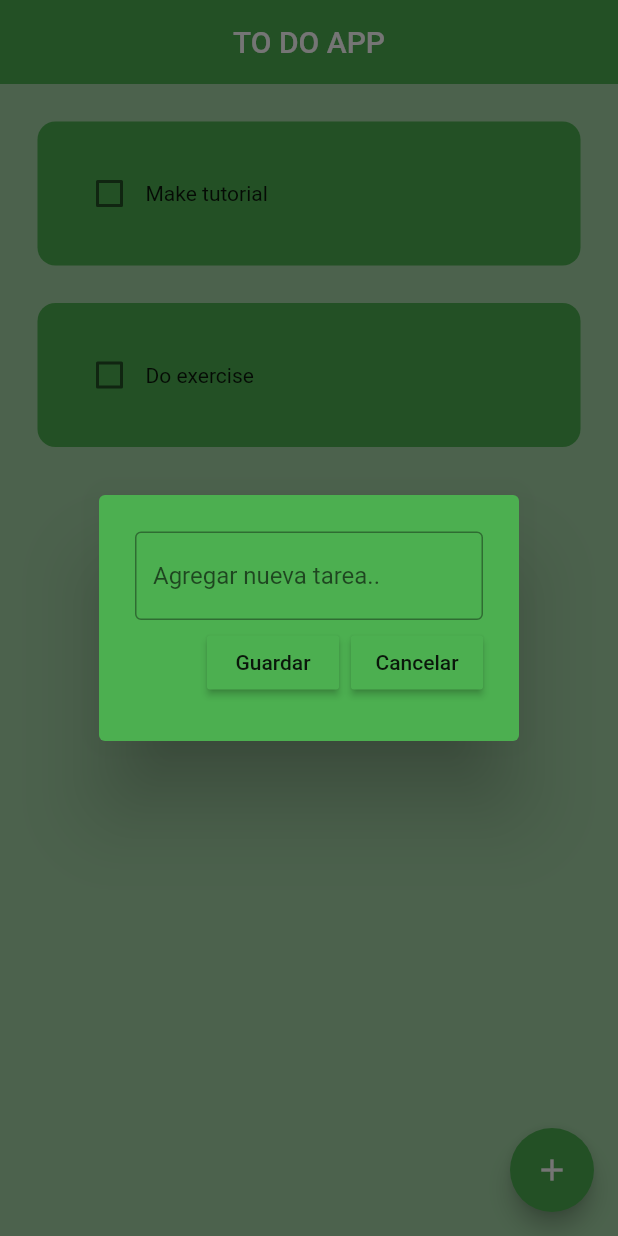
After one commit to DiegoHS07/todo_flutter_app, a Flutter app: the screen it shows after launch, after a tap on the "add" icon, on a phone screen of 412 x 824 dp. The commit adds this screen. Run offline on Flutter 3.47's test engine with Material 2 defaults, Android fonts, the phone set to English and light mode, and no system bars; drawn by our look-alikes of flutter_slidable; our stand-ins replace hive_flutter; accounts and stored records are empty.

Commit message:
Persistance data

```diff
--- /dev/null
+++ b/lib/data/database.dart
@@ -0,0 +1,22 @@
+import 'package:hive_flutter/hive_flutter.dart';
+
+class ToDoDataBase {
+  List toDoList = [];
+
+  final _myBox = Hive.box('mybox');
+
+  void createInitialData() {
+    toDoList = [
+      ["Make tutorial", false],
+      ["Do exercise", false]
+    ];
+  }
+
+  void loadData() {
+    toDoList = _myBox.get("TODOLIST");
+  }
+
+  void updateDataBase() {
+    _myBox.put("TODOLIST", toDoList);
+  }
+}
--- a/lib/main.dart
+++ b/lib/main.dart
@@ -1,7 +1,10 @@
 import 'package:flutter/material.dart';
 import 'package:todo_flutter_app/pages/home_page.dart';
+import 'package:hive_flutter/hive_flutter.dart';
 
-void main() {
+void main() async {
+  await Hive.initFlutter();
+  var box = await Hive.openBox('mybox');
   runApp(const MyApp());
 }
 
@@ -13,7 +16,7 @@ class MyApp extends StatelessWidget {
   Widget build(BuildContext context) {
     return MaterialApp(
       debugShowCheckedModeBanner: false,
-      home: HomePage(),
+      home: const HomePage(),
       theme: ThemeData(primarySwatch: Colors.green),
     );
   }
--- a/lib/pages/home_page.dart
+++ b/lib/pages/home_page.dart
@@ -1,5 +1,8 @@
 import 'package:flutter/material.dart';
-import 'package:todo_flutter_app/utilities/todo_tile.dart';
+import 'package:hive_flutter/hive_flutter.dart';
+import 'package:todo_flutter_app/data/database.dart';
+import '../utilities/todo_tile.dart';
+import '../utilities/dialog_box.dart';
 
 class HomePage extends StatefulWidget {
   const HomePage({super.key});
@@ -9,15 +12,54 @@ class HomePage extends StatefulWidget {
 }
 
 class _HomePageState extends State<HomePage> {
-  //List of todo tasks
-  List toDoList = [
-    ["Make tutorial", true],
-    ["Create new App", false]
-  ];
+  final _myBox = Hive.box('mybox');
+  ToDoDataBase db = ToDoDataBase();
 
-  void checkBoxChanged(bool? value, int index){
+  @override
+  void initState() {
+    if (_myBox.get("TODOLIST") == null) {
+      db.createInitialData();
+    }else{
+      db.loadData();
+    }
+    super.initState();
+  }
+
+  final _controller = TextEditingController();
+
+  void checkBoxChanged(bool? value, int index) {
     setState(() {
-      toDoList[index][1] = !toDoList[index][1];
+      db.toDoList[index][1] = !db.toDoList[index][1];
+    });
+    db.updateDataBase();
+  }
+
+  void saveNewTask() {
+    setState(() {
+      db.toDoList.add([_controller.text, false]);
+      _controller.clear();
+    });
+    Navigator.of(context).pop();
+    db.updateDataBase();
+  }
+
+  void createNewTask() {
+    showDialog(
+      context: context,
+      builder: (context) {
+        return DialogBox(
+          controller: _controller,
+          onSave: saveNewTask,
+          onCancel: () => Navigator.of(context).pop(),
+        );
+      }
+    );
+    db.updateDataBase();
+  }
+
+  void deleteTask(int index) {
+    setState(() {
+      db.toDoList.removeAt(index);
     });
   }
 
@@ -30,13 +72,18 @@ class _HomePageState extends State<HomePage> {
         elevation: 0,
         centerTitle: true,
       ),
+      floatingActionButton: FloatingActionButton(
+        onPressed: createNewTask,
+        child: const Icon(Icons.add),
+      ),
       body: ListView.builder(
-        itemCount: toDoList.length,
+        itemCount: db.toDoList.length,
         itemBuilder: (context, index) {
           return ToDoTile(
-            taskName: toDoList[index][0],
-            taskCompleted: toDoList[index][1],
+            taskName: db.toDoList[index][0],
+            taskCompleted: db.toDoList[index][1],
             onChanged: (value) => checkBoxChanged(value, index),
+            deleteFunction: (context) => deleteTask(index),
           );
         },
       ),
--- /dev/null
+++ b/lib/utilities/dialog_box.dart
@@ -0,0 +1,39 @@
+import 'package:flutter/material.dart';
+import 'package:todo_flutter_app/utilities/todo_button.dart';
+
+class DialogBox extends StatelessWidget {
+  final controller;
+  VoidCallback onSave;
+  VoidCallback onCancel;
+  DialogBox({
+    super.key,
+    required this.controller,
+    required this.onSave,
+    required this.onCancel,
+  });
+
+  @override
+  Widget build(BuildContext context) {
+    return AlertDialog(
+      backgroundColor: Colors.green,
+      content: Container(
+        height: 120,
+        child:
+            Column(mainAxisAlignment: MainAxisAlignment.spaceEvenly, children: [
+          TextField(
+            controller: controller,
+            decoration: InputDecoration(
+              border: OutlineInputBorder(),
+              hintText: "Agregar nueva tarea..",
+            ),
+          ),
+          Row(mainAxisAlignment: MainAxisAlignment.end, children: [
+            ToDoButton(text: "Guardar", onPressed: onSave),
+            const SizedBox(width: 8),
+            ToDoButton(text: "Cancelar", onPressed: onCancel),
+          ]),
+        ]),
+      ),
+    );
+  }
+}
--- /dev/null
+++ b/lib/utilities/todo_button.dart
@@ -0,0 +1,20 @@
+import 'package:flutter/material.dart';
+
+class ToDoButton extends StatelessWidget {
+  final String text;
+  VoidCallback onPressed;
+  ToDoButton({
+    super.key,
+    required this.text,
+    required this.onPressed
+  });
+
+  @override
+  Widget build(BuildContext context) {
+    return MaterialButton(
+      onPressed: onPressed,
+      color: Theme.of(context).primaryColor,
+      child: Text(text),
+    );
+  }
+}
--- a/lib/utilities/todo_tile.dart
+++ b/lib/utilities/todo_tile.dart
@@ -1,26 +1,38 @@
 import 'package:flutter/material.dart';
+import 'package:flutter_slidable/flutter_slidable.dart';
 
 class ToDoTile extends StatelessWidget {
   final String taskName;
   final bool taskCompleted;
   Function(bool?)? onChanged;
 
+  Function(BuildContext)? deleteFunction;
+
   ToDoTile({
     super.key,
     required this.taskName,
     required this.taskCompleted,
     required this.onChanged,
+    required this.deleteFunction,
   });
 
   @override
   Widget build(BuildContext context) {
     return Padding(
         padding: const EdgeInsets.only(left: 25.0, top: 25.0, right: 25.0),
+        child: Slidable(
+          endActionPane: ActionPane(motion: StretchMotion(), children: [
+            SlidableAction(
+              onPressed: deleteFunction,
+              icon: Icons.delete,
+              backgroundColor: Colors.red.shade300,
+              borderRadius: BorderRadius.circular(12),
+            )
+          ]),
           child: Container(
             padding: const EdgeInsets.all(24),
             decoration: BoxDecoration(
-            color: Colors.green, borderRadius: BorderRadius.circular(12)
-          ),
+                color: Colors.green, borderRadius: BorderRadius.circular(12)),
             child: Row(
               children: [
                 //Checkbox
@@ -41,6 +53,7 @@ class ToDoTile extends StatelessWidget {
                 ),
               ],
             ),
+          ),
         ));
   }
 }
--- a/pubspec.yaml
+++ b/pubspec.yaml
@@ -30,15 +30,20 @@ environment:
 dependencies:
   flutter:
     sdk: flutter
+  hive: ^2.2.3
+  hive_flutter: ^1.1.0
 
 
   # The following adds the Cupertino Icons font to your application.
   # Use with the CupertinoIcons class for iOS style icons.
   cupertino_icons: ^1.0.2
+  flutter_slidable: ^1.2.0
 
 dev_dependencies:
   flutter_test:
     sdk: flutter
+  hive_generator: ^1.1.3
+  build_runner: ^2.1.11
 
   # The "flutter_lints" package below contains a set of recommended lints to
   # encourage good coding practices. The lint set provided by the package is
```
Also changed, not shown: pubspec.lock, 1 other file. Lines whose indentation alone changed are shown as unchanged.
